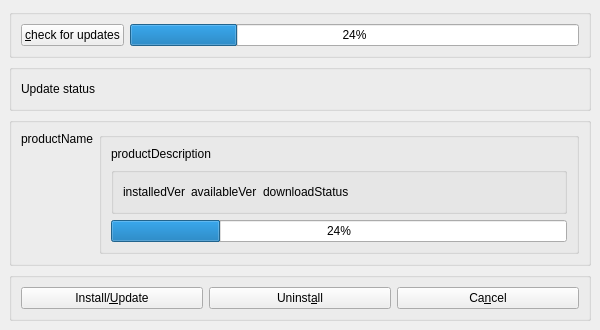
First picture: the form in qt-id-updater/idupdater.ui, repository kaidokert/old-esteid-stack, before the edit.
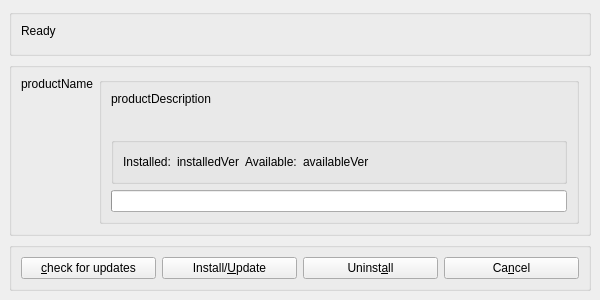
Second picture: the form after the edit.

```diff
--- a/qt-id-updater/idupdater.ui
+++ b/qt-id-updater/idupdater.ui
@@ -16,65 +16,24 @@
   <widget class="QWidget" name="centralwidget">
    <layout class="QVBoxLayout" name="verticalLayout">
     <item>
-     <widget class="QGroupBox" name="groupBox">
-      <property name="sizePolicy">
-       <sizepolicy hsizetype="Preferred" vsizetype="Preferred">
-        <horstretch>0</horstretch>
-        <verstretch>0</verstretch>
-       </sizepolicy>
-      </property>
-      <property name="title">
-       <string/>
-      </property>
-      <layout class="QHBoxLayout" name="horizontalLayout_4">
-       <item>
-        <widget class="QPushButton" name="m_checkUpdatesButton">
-         <property name="sizePolicy">
-          <sizepolicy hsizetype="Preferred" vsizetype="Preferred">
-           <horstretch>0</horstretch>
-           <verstretch>0</verstretch>
-          </sizepolicy>
-         </property>
-         <property name="text">
-          <string>&amp;check for updates</string>
-         </property>
-         <property name="shortcut">
-          <string>Alt+C</string>
-         </property>
-        </widget>
-       </item>
-       <item>
-        <widget class="QProgressBar" name="progressBar">
-         <property name="sizePolicy">
-          <sizepolicy hsizetype="Preferred" vsizetype="Preferred">
-           <horstretch>1</horstretch>
-           <verstretch>0</verstretch>
-          </sizepolicy>
-         </property>
-         <property name="value">
-          <number>24</number>
-         </property>
-        </widget>
-       </item>
-      </layout>
-     </widget>
-    </item>
-    <item>
-     <widget class="QGroupBox" name="groupBox_2">
+     <widget class="QGroupBox" name="groupBoxStatus">
       <property name="sizePolicy">
        <sizepolicy hsizetype="Preferred" vsizetype="Minimum">
         <horstretch>0</horstretch>
-        <verstretch>0</verstretch>
+        <verstretch>1</verstretch>
        </sizepolicy>
       </property>
-      <property name="title">
-       <string/>
+      <property name="alignment">
+       <set>Qt::AlignLeading|Qt::AlignLeft|Qt::AlignTop</set>
       </property>
       <layout class="QHBoxLayout" name="horizontalLayout_3">
        <item>
         <widget class="QLabel" name="m_updateStatus">
          <property name="text">
-          <string>Update status</string>
+          <string>Ready</string>
+         </property>
+         <property name="alignment">
+          <set>Qt::AlignLeading|Qt::AlignLeft|Qt::AlignTop</set>
          </property>
          <property name="wordWrap">
           <bool>false</bool>
@@ -102,12 +61,9 @@
       <property name="sizePolicy">
        <sizepolicy hsizetype="Preferred" vsizetype="Preferred">
         <horstretch>0</horstretch>
-        <verstretch>1</verstretch>
+        <verstretch>10</verstretch>
        </sizepolicy>
       </property>
-      <property name="title">
-       <string/>
-      </property>
       <layout class="QHBoxLayout" name="horizontalLayout_2">
        <item>
         <widget class="QLabel" name="m_productName">
@@ -130,9 +86,6 @@
            <verstretch>0</verstretch>
           </sizepolicy>
          </property>
-         <property name="title">
-          <string/>
-         </property>
          <layout class="QVBoxLayout" name="verticalLayout_2">
           <item>
            <widget class="QLabel" name="m_productDescription">
@@ -161,10 +114,14 @@
               <verstretch>0</verstretch>
              </sizepolicy>
             </property>
-            <property name="title">
-             <string/>
-            </property>
             <layout class="QHBoxLayout" name="horizontalLayout_5">
+             <item>
+              <widget class="QLabel" name="label">
+               <property name="text">
+                <string>Installed:</string>
+               </property>
+              </widget>
+             </item>
              <item>
               <widget class="QLabel" name="m_installedVer">
                <property name="text">
@@ -175,6 +132,13 @@
                </property>
               </widget>
              </item>
+             <item>
+              <widget class="QLabel" name="label_2">
+               <property name="text">
+                <string>Available:</string>
+               </property>
+              </widget>
+             </item>
              <item>
               <widget class="QLabel" name="m_availableVer">
                <property name="text">
@@ -185,16 +149,6 @@
                </property>
               </widget>
              </item>
-             <item>
-              <widget class="QLabel" name="m_downloadStatus">
-               <property name="text">
-                <string>downloadStatus</string>
-               </property>
-               <property name="wordWrap">
-                <bool>false</bool>
-               </property>
-              </widget>
-             </item>
              <item>
               <spacer name="spacer2">
                <property name="orientation">
@@ -211,15 +165,18 @@
                </property>
               </spacer>
              </item>
+             <item>
+              <widget class="QLabel" name="m_downloadStatus">
+               <property name="wordWrap">
+                <bool>false</bool>
+               </property>
+              </widget>
+             </item>
             </layout>
            </widget>
           </item>
           <item>
-           <widget class="QProgressBar" name="progressBar_2">
-            <property name="value">
-             <number>24</number>
-            </property>
-           </widget>
+           <widget class="QProgressBar" name="m_downloadProgress"/>
           </item>
          </layout>
         </widget>
@@ -228,11 +185,24 @@
      </widget>
     </item>
     <item>
-     <widget class="QGroupBox" name="groupBox_4">
-      <property name="title">
-       <string/>
-      </property>
+     <widget class="QGroupBox" name="groupBoxButtons">
       <layout class="QHBoxLayout" name="horizontalLayout">
+       <item>
+        <widget class="QPushButton" name="m_checkUpdatesButton">
+         <property name="sizePolicy">
+          <sizepolicy hsizetype="Preferred" vsizetype="Preferred">
+           <horstretch>0</horstretch>
+           <verstretch>0</verstretch>
+          </sizepolicy>
+         </property>
+         <property name="text">
+          <string>&amp;check for updates</string>
+         </property>
+         <property name="shortcut">
+          <string>Alt+C</string>
+         </property>
+        </widget>
+       </item>
        <item>
         <widget class="QPushButton" name="m_installButton">
          <property name="text">
```
Left out of the diff: 18 changed lines with no effect on the pictures.
